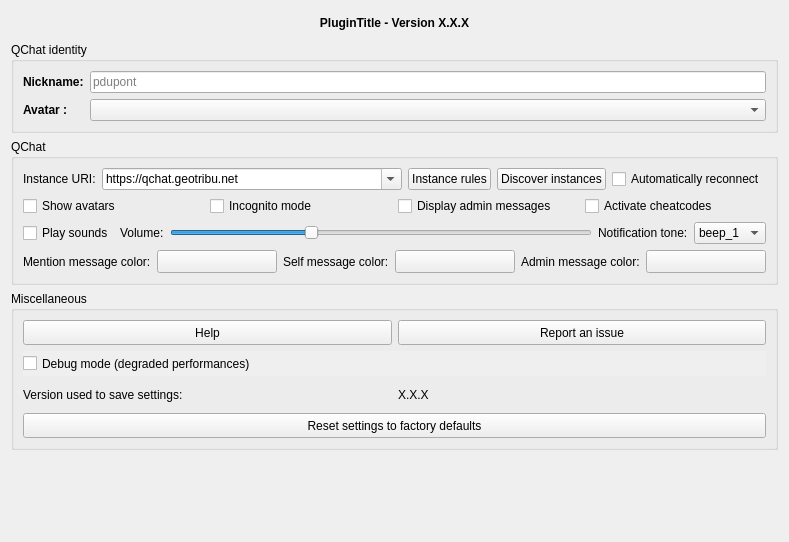
Old version of the form qchat/gui/dlg_settings.ui in the repository geotribu/qchat.
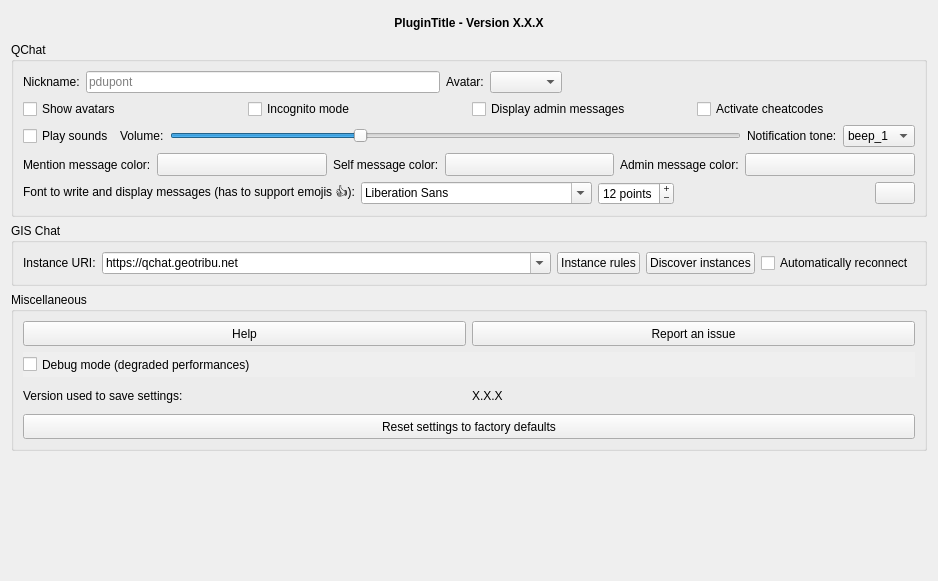
New version of the form. Custom widgets are drawn as their Qt base class.

Commit message: add(emojis): font management

Diff of the .ui file:
```diff
--- a/qchat/gui/dlg_settings.ui
+++ b/qchat/gui/dlg_settings.ui
@@ -6,8 +6,8 @@
    <rect>
     <x>0</x>
     <y>0</y>
-    <width>789</width>
-    <height>542</height>
+    <width>938</width>
+    <height>581</height>
    </rect>
   </property>
   <property name="windowTitle">
@@ -60,70 +60,6 @@
      </property>
     </widget>
    </item>
-   <item>
-    <widget class="QgsCollapsibleGroupBox" name="grp_qchat_identity">
-     <property name="sizePolicy">
-      <sizepolicy hsizetype="Preferred" vsizetype="Preferred">
-       <horstretch>0</horstretch>
-       <verstretch>0</verstretch>
-      </sizepolicy>
-     </property>
-     <property name="title">
-      <string>QChat identity</string>
-     </property>
-     <property name="flat">
-      <bool>true</bool>
-     </property>
-     <property name="syncGroup">
-      <string notr="true"/>
-     </property>
-     <layout class="QFormLayout" name="formLayout">
-      <item row="0" column="0">
-       <widget class="QLabel" name="lbl_qchat_nickname">
-        <property name="font">
-         <font>
-          <weight>75</weight>
-          <bold>true</bold>
-         </font>
-        </property>
-        <property name="text">
-         <string>Nickname:</string>
-        </property>
-       </widget>
-      </item>
-      <item row="0" column="1">
-       <widget class="QLineEdit" name="lne_qchat_nickname">
-        <property name="maxLength">
-         <number>32</number>
-        </property>
-        <property name="placeholderText">
-         <string>pdupont</string>
-        </property>
-       </widget>
-      </item>
-      <item row="2" column="0">
-       <widget class="QLabel" name="lbl_qchat_avatar">
-        <property name="font">
-         <font>
-          <weight>75</weight>
-          <bold>true</bold>
-         </font>
-        </property>
-        <property name="text">
-         <string>Avatar :</string>
-        </property>
-       </widget>
-      </item>
-      <item row="2" column="1">
-       <widget class="QComboBox" name="cbb_qchat_avatar">
-        <property name="toolTip">
-         <string>Pick an avatar</string>
-        </property>
-       </widget>
-      </item>
-     </layout>
-    </widget>
-   </item>
    <item>
     <widget class="QGroupBox" name="grp_qchat">
      <property name="title">
@@ -131,68 +67,63 @@
      </property>
      <layout class="QVBoxLayout" name="verticalLayout_2">
       <item>
-       <layout class="QHBoxLayout" name="hly_instance">
+       <layout class="QHBoxLayout" name="horizontalLayout_2">
         <item>
-         <widget class="QLabel" name="lbl_instance_uri">
+         <widget class="QLabel" name="lbl_qchat_nickname">
+          <property name="font">
+           <font>
+            <weight>50</weight>
+            <bold>false</bold>
+           </font>
+          </property>
           <property name="text">
-           <string>Instance URI:</string>
+           <string>Nickname:</string>
           </property>
          </widget>
         </item>
         <item>
-         <widget class="QComboBox" name="cbb_qchat_instance_uri">
-          <property name="sizePolicy">
-           <sizepolicy hsizetype="Expanding" vsizetype="Fixed">
-            <horstretch>0</horstretch>
-            <verstretch>0</verstretch>
-           </sizepolicy>
+         <widget class="QLineEdit" name="lne_qchat_nickname">
+          <property name="maxLength">
+           <number>32</number>
           </property>
-          <property name="inputMethodHints">
-           <set>Qt::ImhUrlCharactersOnly</set>
+          <property name="placeholderText">
+           <string>pdupont</string>
           </property>
-          <property name="editable">
-           <bool>true</bool>
-          </property>
-          <property name="currentText">
-           <string notr="true">https://qchat.geotribu.net</string>
-          </property>
-          <item>
-           <property name="text">
-            <string notr="true">https://qchat.geotribu.net</string>
-           </property>
-          </item>
          </widget>
         </item>
         <item>
-         <widget class="QPushButton" name="btn_rules">
-          <property name="cursor">
-           <cursorShape>PointingHandCursor</cursorShape>
+         <widget class="QLabel" name="lbl_qchat_avatar">
+          <property name="font">
+           <font>
+            <weight>50</weight>
+            <bold>false</bold>
+           </font>
           </property>
           <property name="text">
-           <string>Instance rules</string>
+           <string>Avatar:</string>
           </property>
          </widget>
         </item>
         <item>
-         <widget class="QPushButton" name="btn_discover">
-          <property name="cursor">
-           <cursorShape>PointingHandCursor</cursorShape>
-          </property>
-          <property name="text">
-           <string>Discover instances</string>
-          </property>
-         </widget>
-        </item>
-        <item>
-         <widget class="QCheckBox" name="ckb_auto_reconnect">
+         <widget class="QComboBox" name="cbb_qchat_avatar">
           <property name="toolTip">
-           <string extracomment="Auto-reconnect the QChat when QGIS starts"/>
-          </property>
-          <property name="text">
-           <string>Automatically reconnect</string>
+           <string>Pick an avatar</string>
           </property>
          </widget>
         </item>
+        <item>
+         <spacer name="horizontalSpacer">
+          <property name="orientation">
+           <enum>Qt::Horizontal</enum>
+          </property>
+          <property name="sizeHint" stdset="0">
+           <size>
+            <width>40</width>
+            <height>20</height>
+           </size>
+          </property>
+         </spacer>
+        </item>
        </layout>
       </item>
       <item>
@@ -420,6 +351,160 @@
         </item>
        </layout>
       </item>
+      <item>
+       <layout class="QHBoxLayout" name="hly_font">
+        <item>
+         <widget class="QLabel" name="lbl_font">
+          <property name="toolTip">
+           <string>Select a font on the combobox will apply to this label to give you an example.</string>
+          </property>
+          <property name="text">
+           <string>Font to write and display messages (has to support emojis 👍):</string>
+          </property>
+         </widget>
+        </item>
+        <item>
+         <widget class="QFontComboBox" name="cbb_font"/>
+        </item>
+        <item>
+         <widget class="QSpinBox" name="spb_font_size">
+          <property name="toolTip">
+           <string>Set font size</string>
+          </property>
+          <property name="buttonSymbols">
+           <enum>QAbstractSpinBox::PlusMinus</enum>
+          </property>
+          <property name="showGroupSeparator" stdset="0">
+           <bool>false</bool>
+          </property>
+          <property name="suffix">
+           <string> points</string>
+          </property>
+          <property name="prefix">
+           <string/>
+          </property>
+          <property name="minimum">
+           <number>4</number>
+          </property>
+          <property name="maximum">
+           <number>25</number>
+          </property>
+          <property name="value">
+           <number>12</number>
+          </property>
+         </widget>
+        </item>
+        <item>
+         <spacer name="horizontalSpacer_2">
+          <property name="orientation">
+           <enum>Qt::Horizontal</enum>
+          </property>
+          <property name="sizeHint" stdset="0">
+           <size>
+            <width>40</width>
+            <height>20</height>
+           </size>
+          </property>
+         </spacer>
+        </item>
+        <item>
+         <widget class="QPushButton" name="btn_download_emoji_font">
+          <property name="toolTip">
+           <string>If you don't have any font compatible with emojis in your list, click to download free Noto Color Emoji.</string>
+          </property>
+          <property name="autoFillBackground">
+           <bool>true</bool>
+          </property>
+          <property name="text">
+           <string notr="true"/>
+          </property>
+          <property name="autoDefault">
+           <bool>false</bool>
+          </property>
+          <property name="default">
+           <bool>false</bool>
+          </property>
+          <property name="flat">
+           <bool>false</bool>
+          </property>
+         </widget>
+        </item>
+       </layout>
+      </item>
+     </layout>
+    </widget>
+   </item>
+   <item>
+    <widget class="QGroupBox" name="grp_gischat">
+     <property name="title">
+      <string>GIS Chat</string>
+     </property>
+     <layout class="QVBoxLayout" name="verticalLayout_3">
+      <item>
+       <layout class="QHBoxLayout" name="hly_instance">
+        <item>
+         <widget class="QLabel" name="lbl_instance_uri">
+          <property name="text">
+           <string>Instance URI:</string>
+          </property>
+         </widget>
+        </item>
+        <item>
+         <widget class="QComboBox" name="cbb_qchat_instance_uri">
+          <property name="sizePolicy">
+           <sizepolicy hsizetype="Expanding" vsizetype="Fixed">
+            <horstretch>0</horstretch>
+            <verstretch>0</verstretch>
+           </sizepolicy>
+          </property>
+          <property name="inputMethodHints">
+           <set>Qt::ImhUrlCharactersOnly</set>
+          </property>
+          <property name="editable">
+           <bool>true</bool>
+          </property>
+          <property name="currentText">
+           <string notr="true">https://qchat.geotribu.net</string>
+          </property>
+          <item>
+           <property name="text">
+            <string notr="true">https://qchat.geotribu.net</string>
+           </property>
+          </item>
+         </widget>
+        </item>
+        <item>
+         <widget class="QPushButton" name="btn_rules">
+          <property name="cursor">
+           <cursorShape>PointingHandCursor</cursorShape>
+          </property>
+          <property name="text">
+           <string>Instance rules</string>
+          </property>
+         </widget>
+        </item>
+        <item>
+         <widget class="QPushButton" name="btn_discover">
+          <property name="cursor">
+           <cursorShape>PointingHandCursor</cursorShape>
+          </property>
+          <property name="text">
+           <string>Discover instances</string>
+          </property>
+         </widget>
+        </item>
+        <item>
+         <widget class="QCheckBox" name="ckb_auto_reconnect">
+          <property name="toolTip">
+           <string extracomment="Auto-reconnect the QChat when QGIS starts"/>
+          </property>
+          <property name="text">
+           <string>Automatically reconnect</string>
+          </property>
+         </widget>
+        </item>
+       </layout>
+      </item>
      </layout>
     </widget>
    </item>
@@ -613,12 +698,6 @@
   </layout>
  </widget>
  <customwidgets>
-  <customwidget>
-   <class>QgsCollapsibleGroupBox</class>
-   <extends>QGroupBox</extends>
-   <header>qgscollapsiblegroupbox.h</header>
-   <container>1</container>
-  </customwidget>
   <customwidget>
    <class>QgsColorButton</class>
    <extends>QToolButton</extends>
```
The commit also changes 8 other files.
